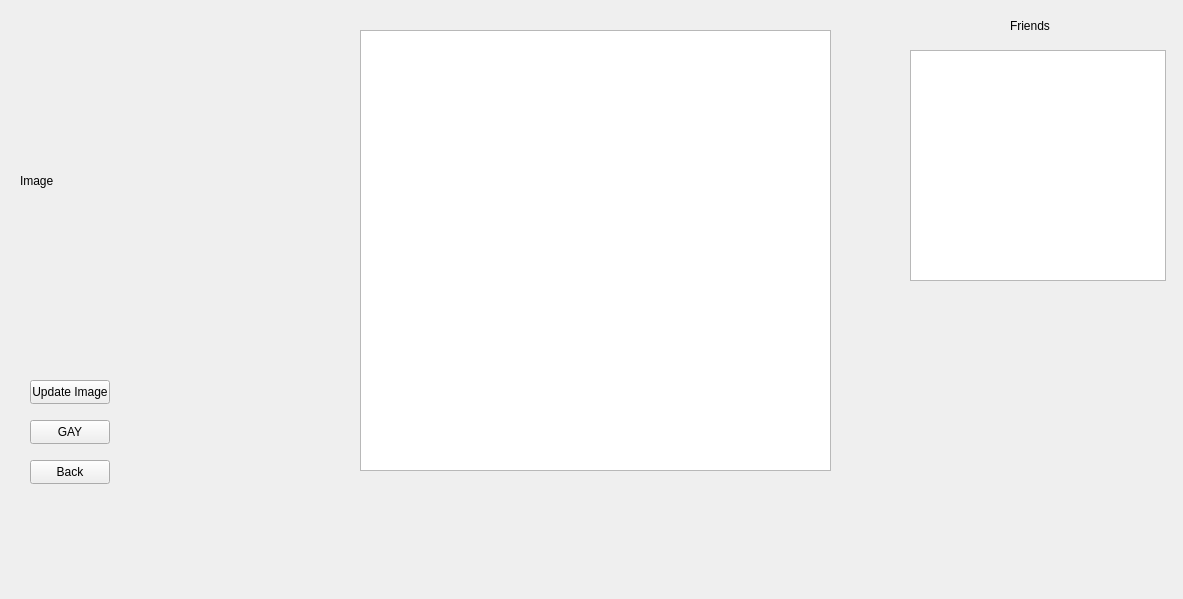
First picture: the form in frontend/gym_frontend/mainwindow/mainwindow.ui, repository AlexMNK/dyplom-gym, before the edit.
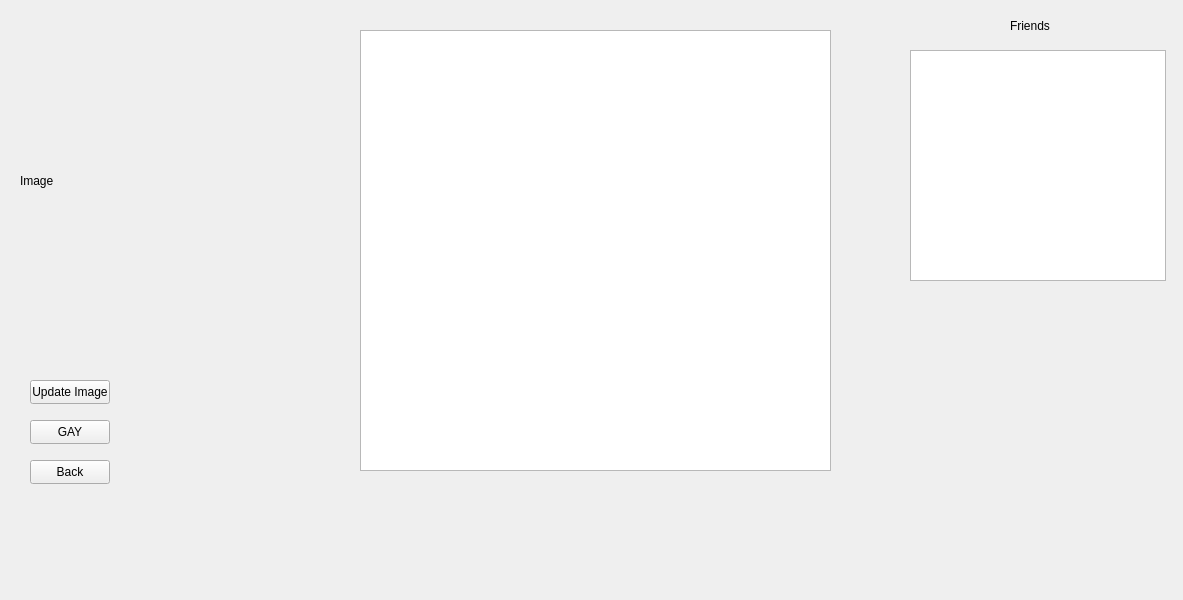
Second picture: the form after the edit.

Diff of the .ui file:
```diff
--- a/frontend/gym_frontend/mainwindow/mainwindow.ui
+++ b/frontend/gym_frontend/mainwindow/mainwindow.ui
@@ -7,9 +7,27 @@
     <x>0</x>
     <y>0</y>
     <width>1183</width>
-    <height>599</height>
+    <height>600</height>
    </rect>
   </property>
+  <property name="sizePolicy">
+   <sizepolicy hsizetype="Fixed" vsizetype="Fixed">
+    <horstretch>0</horstretch>
+    <verstretch>0</verstretch>
+   </sizepolicy>
+  </property>
+  <property name="minimumSize">
+   <size>
+    <width>1183</width>
+    <height>600</height>
+   </size>
+  </property>
+  <property name="maximumSize">
+   <size>
+    <width>1183</width>
+    <height>600</height>
+   </size>
+  </property>
   <property name="windowTitle">
    <string>MainWindow</string>
   </property>
```
